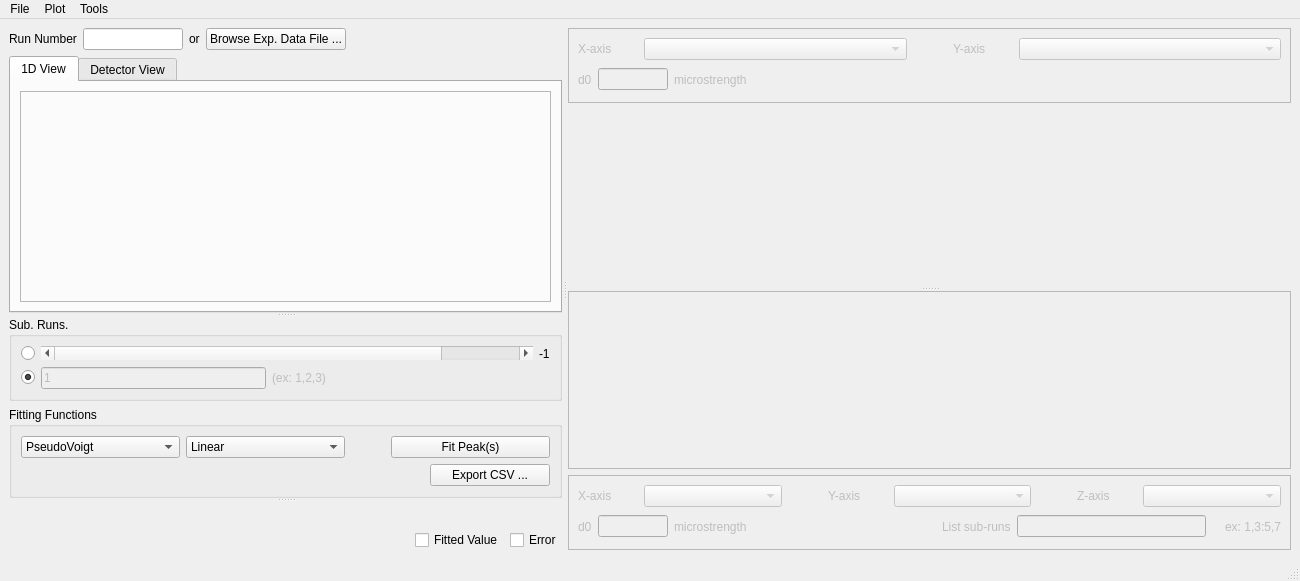
Old version of the form pyrs/interface/designer/peakfitwindow.ui in the repository neutrons/PyRS.
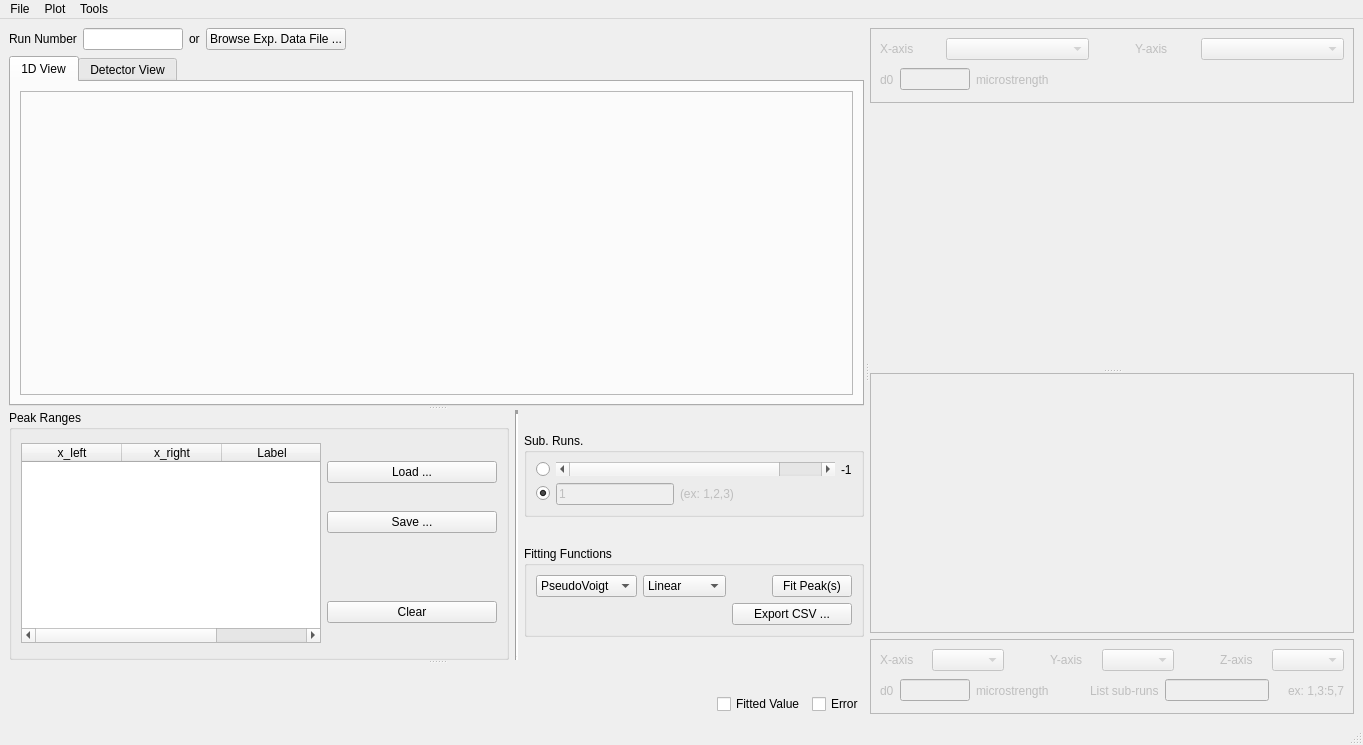
New version of the form.

Commit message: UI in place. this refs #248

```diff
--- a/pyrs/interface/designer/peakfitwindow.ui
+++ b/pyrs/interface/designer/peakfitwindow.ui
@@ -6,8 +6,8 @@
    <rect>
     <x>0</x>
     <y>0</y>
-    <width>1300</width>
-    <height>581</height>
+    <width>1363</width>
+    <height>745</height>
    </rect>
   </property>
   <property name="windowTitle">
@@ -148,6 +148,137 @@
            <enum>QLayout::SetMaximumSize</enum>
           </property>
           <item>
+           <layout class="QHBoxLayout" name="horizontalLayout_10">
+            <item>
+             <widget class="QGroupBox" name="groupBox_2">
+              <property name="minimumSize">
+               <size>
+                <width>500</width>
+                <height>250</height>
+               </size>
+              </property>
+              <property name="maximumSize">
+               <size>
+                <width>500</width>
+                <height>250</height>
+               </size>
+              </property>
+              <property name="title">
+               <string>Peak Ranges</string>
+              </property>
+              <layout class="QHBoxLayout" name="horizontalLayout_16">
+               <item>
+                <widget class="QTableWidget" name="peak_range_table_2">
+                 <property name="minimumSize">
+                  <size>
+                   <width>300</width>
+                   <height>200</height>
+                  </size>
+                 </property>
+                 <property name="maximumSize">
+                  <size>
+                   <width>300</width>
+                   <height>200</height>
+                  </size>
+                 </property>
+                 <property name="alternatingRowColors">
+                  <bool>true</bool>
+                 </property>
+                 <property name="selectionMode">
+                  <enum>QAbstractItemView::ContiguousSelection</enum>
+                 </property>
+                 <property name="selectionBehavior">
+                  <enum>QAbstractItemView::SelectRows</enum>
+                 </property>
+                 <attribute name="horizontalHeaderStretchLastSection">
+                  <bool>true</bool>
+                 </attribute>
+                 <column>
+                  <property name="text">
+                   <string>x_left</string>
+                  </property>
+                 </column>
+                 <column>
+                  <property name="text">
+                   <string>x_right</string>
+                  </property>
+                 </column>
+                 <column>
+                  <property name="text">
+                   <string>Label</string>
+                  </property>
+                 </column>
+                </widget>
+               </item>
+               <item>
+                <layout class="QVBoxLayout" name="verticalLayout_14">
+                 <item>
+                  <widget class="QPushButton" name="pushButton_load_peak_range_2">
+                   <property name="text">
+                    <string>Load ...</string>
+                   </property>
+                  </widget>
+                 </item>
+                 <item>
+                  <widget class="QPushButton" name="pushButton_save_peak_range_2">
+                   <property name="text">
+                    <string>Save ...</string>
+                   </property>
+                  </widget>
+                 </item>
+                 <item>
+                  <spacer name="verticalSpacer_3">
+                   <property name="orientation">
+                    <enum>Qt::Vertical</enum>
+                   </property>
+                   <property name="sizeType">
+                    <enum>QSizePolicy::Minimum</enum>
+                   </property>
+                   <property name="sizeHint" stdset="0">
+                    <size>
+                     <width>20</width>
+                     <height>40</height>
+                    </size>
+                   </property>
+                  </spacer>
+                 </item>
+                 <item>
+                  <widget class="QPushButton" name="pushButton_clear_peak_range_2">
+                   <property name="text">
+                    <string>Clear</string>
+                   </property>
+                  </widget>
+                 </item>
+                </layout>
+               </item>
+              </layout>
+             </widget>
+            </item>
+            <item>
+             <widget class="Line" name="line">
+              <property name="minimumSize">
+               <size>
+                <width>0</width>
+                <height>200</height>
+               </size>
+              </property>
+              <property name="maximumSize">
+               <size>
+                <width>16777215</width>
+                <height>250</height>
+               </size>
+              </property>
+              <property name="lineWidth">
+               <number>4</number>
+              </property>
+              <property name="orientation">
+               <enum>Qt::Vertical</enum>
+              </property>
+             </widget>
+            </item>
+            <item>
+             <layout class="QVBoxLayout" name="verticalLayout_13">
+              <item>
            <widget class="QGroupBox" name="groupBox_SubRuns">
             <property name="sizePolicy">
              <sizepolicy hsizetype="Preferred" vsizetype="Fixed">
@@ -372,6 +503,10 @@
            </widget>
           </item>
          </layout>
+            </item>
+           </layout>
+          </item>
+         </layout>
         </widget>
        </widget>
        <widget class="QWidget" name="layoutWidget">
@@ -842,7 +977,7 @@
     <rect>
      <x>0</x>
      <y>0</y>
-     <width>1300</width>
+     <width>1363</width>
      <height>22</height>
     </rect>
    </property>
```
Lines whose indentation alone changed are shown as unchanged.
